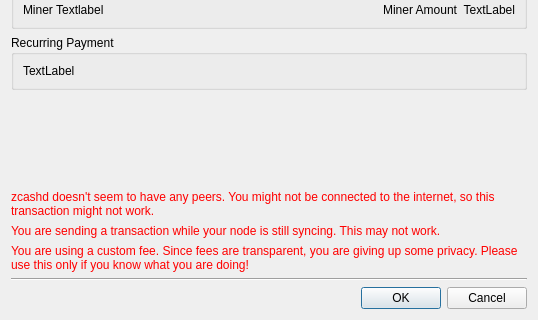
This is src/confirm.ui in michailduzhanski/awallet as Qt 5 draws it before an edit; both pictures show x 0 to 538 and y 138 to 458 of the 538 by 458 pixel window. The edited form follows.
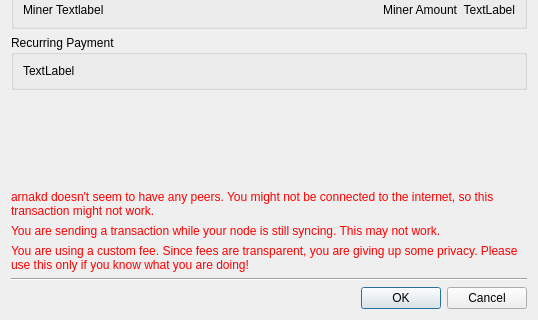
This is the edited form.

Diff of the .ui file:
```diff
--- a/src/confirm.ui
+++ b/src/confirm.ui
@@ -180,7 +180,7 @@
       <string notr="true">color: red;</string>
      </property>
      <property name="text">
-      <string>zcashd doesn't seem to have any peers. You might not be connected to the internet, so this transaction might not work.</string>
+      <string>arnakd doesn't seem to have any peers. You might not be connected to the internet, so this transaction might not work.</string>
      </property>
      <property name="wordWrap">
       <bool>true</bool>
```
